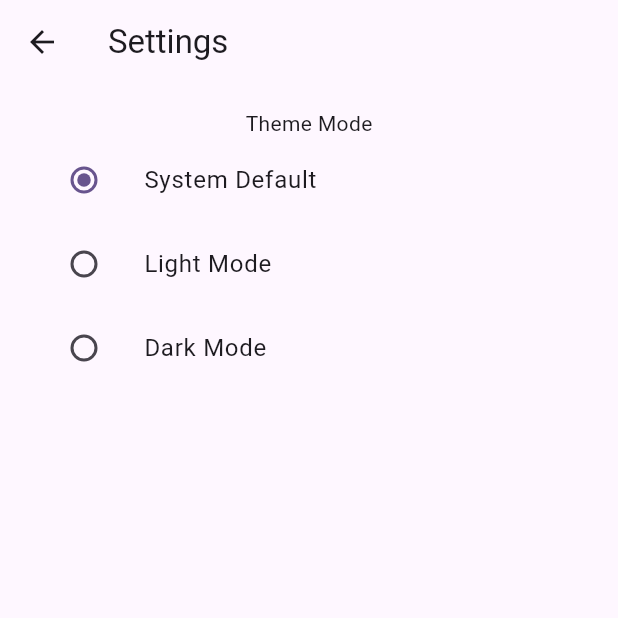
After one commit to kusutori/hanzi_dict, a Flutter app: the screen it shows after launch, after a tap on the "settings" icon, on a phone screen of 412 x 824 dp, the top half of it. The commit adds this screen. Run offline on Flutter 3.47's test engine with Material 3 defaults, Android fonts, the phone set to English and light mode, and no system bars; our stand-ins replace shared_preferences, sqflite, sqflite_common_ffi; accounts and stored records are empty; statements that could not run were skipped.

Commit message:
添加设置界面，以及深色模型切换功能

```diff
--- /dev/null
+++ b/lib/database_helper.dart
@@ -0,0 +1,69 @@
+import 'package:sqflite/sqflite.dart';
+import 'package:path/path.dart';
+import 'dart:io';
+import 'package:flutter/services.dart';
+import 'package:sqflite_common_ffi/sqflite_ffi.dart';
+import 'package:flutter/foundation.dart';
+
+import 'models/mcp_dict.dart';
+
+class DatabaseHelper {
+  late Database _database;
+
+  Future<void> initDatabase() async {
+    if (!kIsWeb &&
+        (Platform.isWindows || Platform.isLinux || Platform.isMacOS)) {
+      sqfliteFfiInit();
+      databaseFactory = databaseFactoryFfi;
+    }
+
+    final dbPath = await getDatabasesPath();
+    final path = join(dbPath, 'mcpdict.db');
+
+    // 确保目标目录存在
+    final directory = Directory(dbPath);
+    if (!await directory.exists()) {
+      await directory.create(recursive: true);
+    }
+
+    // 检查数据库文件是否存在
+    final file = File(path);
+    if (!await file.exists()) {
+      // 从 assets 文件夹复制数据库
+      final byteData = await rootBundle.load('assets/mcpdict.db');
+      final buffer = byteData.buffer;
+      await file.writeAsBytes(
+        buffer.asUint8List(byteData.offsetInBytes, byteData.lengthInBytes),
+      );
+    }
+
+    _database = await openDatabase(path, readOnly: true);
+  }
+
+  Future<List<McpDict>> search(String query) async {
+    String searchQuery;
+
+    // 检查输入是否为汉字
+    if (query.codeUnits.every((unit) => unit >= 0x4E00 && unit <= 0x9FFF)) {
+      // 将汉字转换为 Unicode
+      searchQuery =
+          query.codeUnits
+              .map((unit) => unit.toRadixString(16).toUpperCase())
+              .join();
+    } else {
+      searchQuery = query;
+    }
+
+    final List<Map<String, dynamic>> maps = await _database.query(
+      'mcpdict',
+      where: 'unicode LIKE ? OR mc LIKE ? OR pu LIKE ?',
+      whereArgs: ['%$searchQuery%', '%$searchQuery%', '%$searchQuery%'],
+    );
+
+    return maps.map((map) => McpDict.fromJson(map)).toList();
+  }
+
+  Future<void> closeDatabase() async {
+    await _database.close();
+  }
+}
--- a/lib/main.dart
+++ b/lib/main.dart
@@ -1,28 +1,69 @@
 import 'package:flutter/material.dart';
-import 'package:sqflite/sqflite.dart';
-import 'package:path/path.dart';
+import 'package:shared_preferences/shared_preferences.dart';
+import 'database_helper.dart';
+import 'models/hanzi_card.dart';
 import 'models/mcp_dict.dart';
-import 'package:sqflite_common_ffi/sqflite_ffi.dart';
-import 'dart:io';
-import 'package:flutter/foundation.dart';
-import 'package:flutter/services.dart';
+import 'settings_page.dart';
 
 void main() {
   runApp(const MyApp());
 }
 
-class MyApp extends StatelessWidget {
+class MyApp extends StatefulWidget {
   const MyApp({super.key});
+
+  @override
+  State<MyApp> createState() => _MyAppState();
+}
+
+class _MyAppState extends State<MyApp> {
+  ThemeMode _themeMode = ThemeMode.system;
+
+  @override
+  void initState() {
+    super.initState();
+    _loadThemeMode();
+  }
+
+  Future<void> _loadThemeMode() async {
+    final prefs = await SharedPreferences.getInstance();
+    final themeIndex = prefs.getInt('themeMode') ?? 0;
+    setState(() {
+      _themeMode = ThemeMode.values[themeIndex];
+    });
+  }
+
+  Future<void> _saveThemeMode(ThemeMode themeMode) async {
+    final prefs = await SharedPreferences.getInstance();
+    await prefs.setInt('themeMode', themeMode.index);
+  }
+
+  void _updateThemeMode(ThemeMode themeMode) {
+    setState(() {
+      _themeMode = themeMode;
+    });
+    _saveThemeMode(themeMode);
+  }
 
   @override
   Widget build(BuildContext context) {
     return MaterialApp(
+      debugShowCheckedModeBanner: false,
       title: 'Hanzi Dictionary',
       theme: ThemeData(
         colorScheme: ColorScheme.fromSeed(seedColor: Colors.deepPurple),
         useMaterial3: true,
       ),
+      darkTheme: ThemeData.dark(),
+      themeMode: _themeMode,
       home: const SearchPage(),
+      routes: {
+        '/settings':
+            (context) => SettingsPage(
+              themeMode: _themeMode,
+              onThemeModeChanged: _updateThemeMode,
+            ),
+      },
     );
   }
 }
@@ -36,79 +77,44 @@ class SearchPage extends StatefulWidget {
 
 class _SearchPageState extends State<SearchPage> {
   final TextEditingController _searchController = TextEditingController();
+  final DatabaseHelper _dbHelper = DatabaseHelper();
   List<McpDict> _results = [];
-  late Database _database;
 
   @override
   void initState() {
     super.initState();
-    if (!kIsWeb &&
-        (Platform.isWindows || Platform.isLinux || Platform.isMacOS)) {
-      sqfliteFfiInit();
-      databaseFactory = databaseFactoryFfi;
-    }
-    _initDatabase();
+    _initializeDatabase();
   }
 
-  Future<void> _initDatabase() async {
-    final dbPath = await getDatabasesPath();
-    final path = join(dbPath, 'mcpdict.db');
-
-    // 确保目标目录存在
-    final directory = Directory(dbPath);
-    if (!await directory.exists()) {
-      await directory.create(recursive: true);
-    }
-
-    // 检查数据库文件是否存在
-    final file = File(path);
-    if (!await file.exists()) {
-      // 从 assets 文件夹复制数据库
-      final byteData = await rootBundle.load('assets/mcpdict.db');
-      final buffer = byteData.buffer;
-      await file.writeAsBytes(
-        buffer.asUint8List(byteData.offsetInBytes, byteData.lengthInBytes),
-      );
-    }
-
-    _database = await openDatabase(path, readOnly: true);
+  Future<void> _initializeDatabase() async {
+    await _dbHelper.initDatabase();
   }
 
   Future<void> _search(String query) async {
-    String searchQuery;
-
-    // 检查输入是否为汉字
-    if (query.codeUnits.every((unit) => unit >= 0x4E00 && unit <= 0x9FFF)) {
-      // 将汉字转换为 Unicode
-      searchQuery =
-          query.codeUnits
-              .map((unit) => unit.toRadixString(16).toUpperCase())
-              .join();
-    } else {
-      searchQuery = query;
-    }
-
-    final List<Map<String, dynamic>> maps = await _database.query(
-      'mcpdict',
-      where: 'unicode LIKE ? OR mc LIKE ? OR pu LIKE ?',
-      whereArgs: ['%$searchQuery%', '%$searchQuery%', '%$searchQuery%'],
-    );
-
+    final results = await _dbHelper.search(query);
     setState(() {
-      _results = maps.map((map) => McpDict.fromJson(map)).toList();
+      _results = results;
     });
   }
 
   @override
   void dispose() {
-    _database.close();
+    _dbHelper.closeDatabase();
     super.dispose();
   }
 
   @override
   Widget build(BuildContext context) {
     return Scaffold(
-      appBar: AppBar(title: const Text('Hanzi Dictionary')),
+      appBar: AppBar(
+        title: const Text('Hanzi Dictionary'),
+        actions: [
+          IconButton(
+            icon: const Icon(Icons.settings),
+            onPressed: () => Navigator.pushNamed(context, '/settings'),
+          ),
+        ],
+      ),
       body: Padding(
         padding: const EdgeInsets.all(16.0),
         child: Column(
@@ -142,20 +148,51 @@ class _SearchPageState extends State<SearchPage> {
   }
 }
 
-class HanziCard extends StatelessWidget {
-  final McpDict item;
+class SettingsPage extends StatelessWidget {
+  final ThemeMode themeMode;
+  final ValueChanged<ThemeMode> onThemeModeChanged;
 
-  const HanziCard({required this.item, super.key});
+  const SettingsPage({
+    super.key,
+    required this.themeMode,
+    required this.onThemeModeChanged,
+  });
 
   @override
   Widget build(BuildContext context) {
-    return Card(
-      child: ListTile(
-        // 将 title 从 Unicode 转换为对应的汉字
-        title: Text(
-          String.fromCharCode(int.parse(item.unicode ?? '0', radix: 16)),
+    return Scaffold(
+      appBar: AppBar(title: const Text('Settings')),
+      body: Padding(
+        padding: const EdgeInsets.all(16.0),
+        child: Column(
+          children: [
+            const Text('Theme Mode'),
+            ListTile(
+              title: const Text('System Default'),
+              leading: Radio<ThemeMode>(
+                value: ThemeMode.system,
+                groupValue: themeMode,
+                onChanged: (value) => onThemeModeChanged(value!),
+              ),
+            ),
+            ListTile(
+              title: const Text('Light Mode'),
+              leading: Radio<ThemeMode>(
+                value: ThemeMode.light,
+                groupValue: themeMode,
+                onChanged: (value) => onThemeModeChanged(value!),
+              ),
+            ),
+            ListTile(
+              title: const Text('Dark Mode'),
+              leading: Radio<ThemeMode>(
+                value: ThemeMode.dark,
+                groupValue: themeMode,
+                onChanged: (value) => onThemeModeChanged(value!),
+              ),
+            ),
+          ],
         ),
-        subtitle: Text('MC: ${item.mc}, PU: ${item.pu}'),
       ),
     );
   }
--- /dev/null
+++ b/lib/settings_page.dart
@@ -0,0 +1,51 @@
+import 'package:flutter/material.dart';
+
+class SettingsPage extends StatelessWidget {
+  final ThemeMode themeMode;
+  final ValueChanged<ThemeMode> onThemeModeChanged;
+
+  const SettingsPage({
+    super.key,
+    required this.themeMode,
+    required this.onThemeModeChanged,
+  });
+
+  @override
+  Widget build(BuildContext context) {
+    return Scaffold(
+      appBar: AppBar(title: const Text('Settings')),
+      body: Padding(
+        padding: const EdgeInsets.all(16.0),
+        child: Column(
+          children: [
+            const Text('Theme Mode'),
+            ListTile(
+              title: const Text('System Default'),
+              leading: Radio<ThemeMode>(
+                value: ThemeMode.system,
+                groupValue: themeMode,
+                onChanged: (value) => onThemeModeChanged(value!),
+              ),
+            ),
+            ListTile(
+              title: const Text('Light Mode'),
+              leading: Radio<ThemeMode>(
+                value: ThemeMode.light,
+                groupValue: themeMode,
+                onChanged: (value) => onThemeModeChanged(value!),
+              ),
+            ),
+            ListTile(
+              title: const Text('Dark Mode'),
+              leading: Radio<ThemeMode>(
+                value: ThemeMode.dark,
+                groupValue: themeMode,
+                onChanged: (value) => onThemeModeChanged(value!),
+              ),
+            ),
+          ],
+        ),
+      ),
+    );
+  }
+}
--- a/pubspec.yaml
+++ b/pubspec.yaml
@@ -35,7 +35,7 @@ dependencies:
   # Use with the CupertinoIcons class for iOS style icons.
   cupertino_icons: ^1.0.8
   sqflite_common_ffi: ^2.0.0
-
+  shared_preferences: ^2.0.0
 dev_dependencies:
   flutter_test:
     sdk: flutter
```
Also changed, not shown: lib/models/hanzi_card.dart (+6 -29 lines), pubspec.lock, 2 other files.
